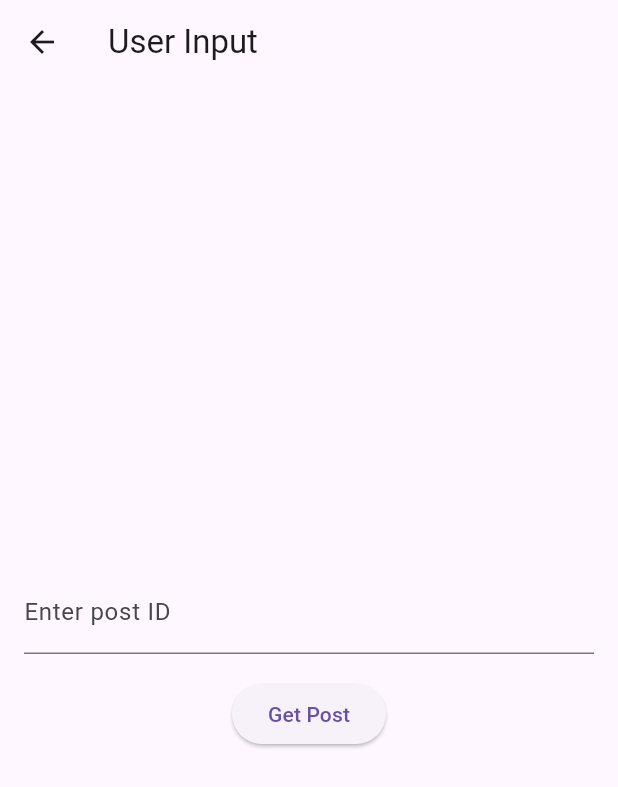
After one commit to tensorcube-kr/tensorcube_flutter_playground, a Flutter app: the UserInputPage screen opened by its route, on a phone screen of 412 x 824 dp. The commit adds this screen. Shown: the top 787 px of the screen. Run offline on Flutter 3.47's test engine with Material 3 defaults, Android fonts, the light colour scheme and no system bars; our stand-ins replace flutter_riverpod, freezed_annotation, go_router, riverpod_annotation, url_strategy; generated files the repository leaves out were written again.

Commit message:
get 예제 코드 commit

```diff
--- a/lib/main.dart
+++ b/lib/main.dart
@@ -5,6 +5,7 @@ import 'package:go_router/go_router.dart';
 
 // 다른 페이지들
 import 'pages/todo/page.dart';
+import 'pages/userinput/page.dart';
 
 void main() {
   // URL 전략으로 path 방식을 사용하도록 설정합니다.
@@ -36,6 +37,12 @@ final GoRouter _router = GoRouter(routes: <RouteBase>[
         path: 'todo',
         builder: (BuildContext context, GoRouterState state) {
           return const ToDoPage();
+        },
+      ),
+      GoRoute(
+        path: 'userinput',
+        builder: (BuildContext context, GoRouterState state) {
+          return const UserInputPage();
         },
       )
     ],
@@ -81,6 +88,13 @@ class RootPage extends StatelessWidget {
               },
               child: const Text('Go to todo page'),
             ),
+            const SizedBox(height: 20),
+            ElevatedButton(
+              onPressed: () {
+                context.go('/userinput');
+              },
+              child: const Text('Go to user input page'),
+            ),
           ],
         ),
       ),
--- /dev/null
+++ b/lib/pages/userinput/model.dart
@@ -0,0 +1,16 @@
+import 'package:freezed_annotation/freezed_annotation.dart';
+
+part 'model.freezed.dart';
+part 'model.g.dart';
+
+@freezed
+class Post with _$Post {
+  factory Post({
+    required int id,
+    required String title,
+    required String body,
+    required int userId,
+  }) = _Post;
+
+  factory Post.fromJson(Map<String, dynamic> json) => _$PostFromJson(json);
+}
--- /dev/null
+++ b/lib/pages/userinput/page.dart
@@ -0,0 +1,86 @@
+// page.dart
+import 'package:flutter/material.dart';
+import 'package:flutter_riverpod/flutter_riverpod.dart';
+import 'model.dart';
+import 'provider.dart';
+
+class UserInputPage extends ConsumerStatefulWidget {
+  const UserInputPage({super.key});
+
+  @override
+  ConsumerState<UserInputPage> createState() => _UserInputPageState();
+}
+
+class _UserInputPageState extends ConsumerState<UserInputPage> {
+  final TextEditingController _textController = TextEditingController();
+  int? _currentPostId;
+
+  @override
+  Widget build(BuildContext context) {
+    if (_currentPostId != null) {
+      // provider의 상태 변화를 구독합니다.
+      ref.listen<AsyncValue<Post>>(postProvider(id: _currentPostId!),
+          // previous, next 모두 ToDo Class 입니다. (model.dart 참조)
+          (previous, next) {
+        if (next.hasError) {
+          ScaffoldMessenger.of(context).showSnackBar(
+            SnackBar(content: Text('Error: ${next.error}')),
+          );
+        } else if (next.hasValue) {
+          showDialog(
+            context: context,
+            builder: (context) => AlertDialog(
+              title: Text(next.value!.title),
+              content: Column(
+                crossAxisAlignment: CrossAxisAlignment.start,
+                mainAxisSize: MainAxisSize.min,
+                children: [
+                  Text(next.value!.body),
+                  const SizedBox(height: 16),
+                  Text('User Input Value: ${_currentPostId!}'),
+                ],
+              ),
+              actions: [
+                TextButton(
+                  onPressed: () => Navigator.pop(context),
+                  child: const Text('Close'),
+                ),
+              ],
+            ),
+          );
+        }
+      });
+    }
+
+    return Scaffold(
+      appBar: AppBar(title: const Text('User Input')),
+      body: Padding(
+        padding: const EdgeInsets.all(16.0),
+        child: Column(
+          mainAxisAlignment: MainAxisAlignment.center,
+          children: [
+            TextField(
+              controller: _textController,
+              keyboardType: TextInputType.number,
+              decoration: const InputDecoration(
+                labelText: 'Enter post ID',
+              ),
+            ),
+            const SizedBox(height: 16),
+            ElevatedButton(
+              onPressed: () {
+                final postId = int.tryParse(_textController.text);
+                if (postId != null) {
+                  setState(() {
+                    _currentPostId = postId;
+                  });
+                }
+              },
+              child: const Text('Get Post'),
+            ),
+          ],
+        ),
+      ),
+    );
+  }
+}
--- /dev/null
+++ b/lib/pages/userinput/provider.dart
@@ -0,0 +1,28 @@
+import 'dart:convert';
+import 'package:http/http.dart' as http;
+import 'package:riverpod_annotation/riverpod_annotation.dart';
+import 'model.dart';
+
+part 'provider.g.dart';
+
+@riverpod
+Future<Post> post(PostRef ref, {required int id}) async {
+  // get 요청을 보내고 응답을 받습니다.
+  // 유저는 정수값을 입력합니다.
+  final response = await http
+      .get(Uri.parse('https://jsonplaceholder.typicode.com/posts/$id'));
+
+  // 응답 상태 코드를 확인합니다.
+  if (response.statusCode == 200) {
+    // 응답 바디를 JSON 형태로 디코딩합니다.
+    final jsonData = json.decode(response.body);
+
+    // JSON 데이터를 ToDo 객체 리스트로 변환합니다.
+    final post = Post.fromJson(jsonData);
+
+    return post;
+  } else {
+    // 에러 처리
+    throw Exception('Failed to load post');
+  }
+}
```
Also changed, not shown: lib/pages/userinput/model.freezed.dart (added), lib/pages/userinput/model.g.dart (added), lib/pages/userinput/provider.g.dart (added).
